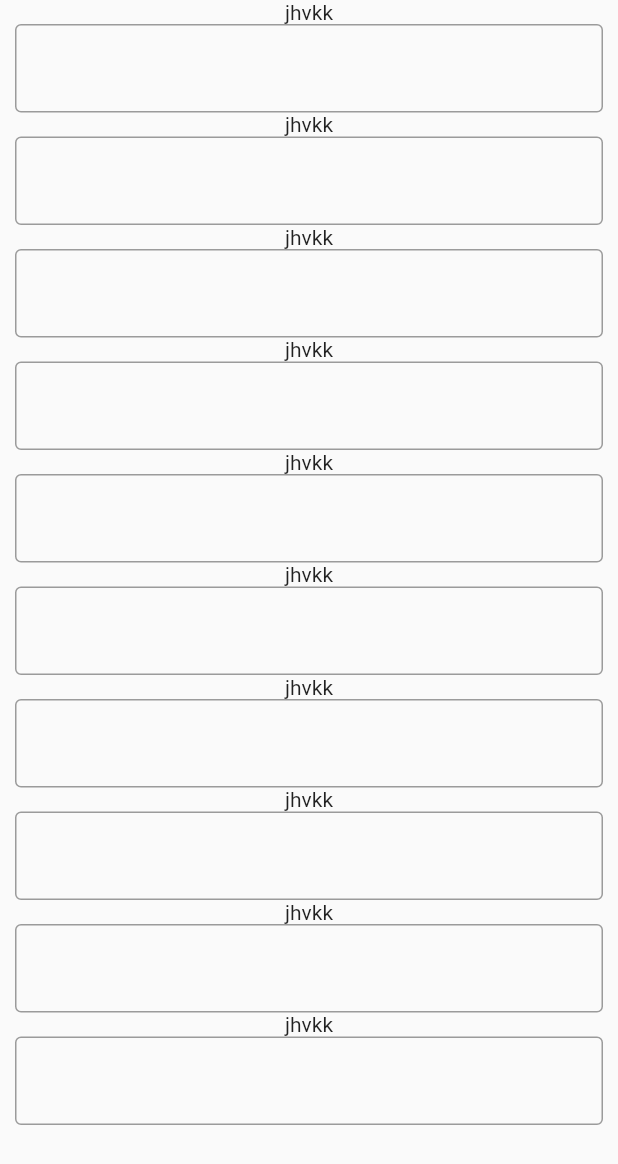
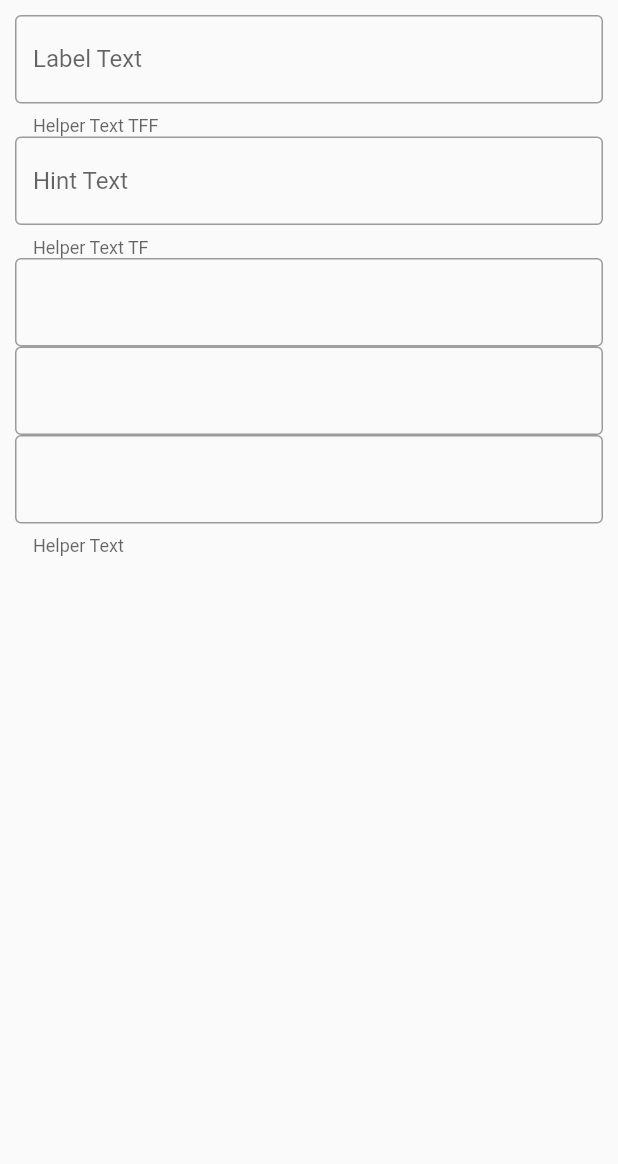
Before and after one commit to Marina751/DiagramaAcoplamento, a Flutter app: the FormTemplate widget shown alone on an empty page, opened directly, on a phone screen of 412 x 824 dp. Shown: the top 1164 px of the screen. Run offline on Flutter 3.47's test engine with Material 2 defaults, Android fonts, the phone set to English and light mode, and no system bars.

Commit message:
update templates

```diff
--- a/src/jb-sprint_0/form_scream_test/lib/form_template.dart
+++ /dev/null
@@ -1,62 +0,0 @@
-import 'package:flutter/material.dart';
-import 'package:flutter/widgets.dart';
-
-class FormTemplate extends StatefulWidget {
-  @override
-  _FormTemplateState createState() => _FormTemplateState();
-}
-
-class _FormTemplateState extends State<FormTemplate> {
-  @override
-  Widget build(BuildContext context) {
-    return SingleChildScrollView(
-      padding: EdgeInsets.only(left: 10.0, right: 10.0),
-      child: Form(
-        child: Column(
-          children: [
-            Text('jhvkk'),
-            TextFormField(
-              decoration: InputDecoration(border: OutlineInputBorder()),
-            ),
-            Text('jhvkk'),
-            TextFormField(
-              decoration: InputDecoration(border: OutlineInputBorder()),
-            ),
-            Text('jhvkk'),
-            TextFormField(
-              decoration: InputDecoration(border: OutlineInputBorder()),
-            ),
-            Text('jhvkk'),
-            TextFormField(
-              decoration: InputDecoration(border: OutlineInputBorder()),
-            ),
-            Text('jhvkk'),
-            TextFormField(
-              decoration: InputDecoration(border: OutlineInputBorder()),
-            ),
-            Text('jhvkk'),
-            TextFormField(
-              decoration: InputDecoration(border: OutlineInputBorder()),
-            ),
-            Text('jhvkk'),
-            TextFormField(
-              decoration: InputDecoration(border: OutlineInputBorder()),
-            ),
-            Text('jhvkk'),
-            TextFormField(
-              decoration: InputDecoration(border: OutlineInputBorder()),
-            ),
-            Text('jhvkk'),
-            TextFormField(
-              decoration: InputDecoration(border: OutlineInputBorder()),
-            ),
-            Text('jhvkk'),
-            TextFormField(
-              decoration: InputDecoration(border: OutlineInputBorder()),
-            ),
-          ],
-        ),
-      ),
-    );
-  }
-}
--- a/src/jb-sprint_0/form_scream_test/lib/main.dart
+++ b/src/jb-sprint_0/form_scream_test/lib/main.dart
@@ -1,6 +1,6 @@
 import 'package:flutter/material.dart';
-import 'package:form_scream_test/form_template.dart';
-import 'package:form_scream_test/scaffold_template.dart';
+import 'package:form_scream_test/templates/form_template.dart';
+import 'package:form_scream_test/templates/scaffold_template.dart';
 import 'package:form_scream_test/terms_alert.dart';
 
 void main() => runApp(
@@ -27,7 +27,7 @@ class Root extends StatelessWidget {
                   body: FormTemplate(),
                   title: 'Title',
                   buttonText: 'Button Text',
-                  //bottomAppBar: TermsAlert(),
+                  bottomAppBar: TermsAlert(),
                 ),
               ),
             );
--- /dev/null
+++ b/src/jb-sprint_0/form_scream_test/lib/templates/form_template.dart
@@ -0,0 +1,48 @@
+import 'package:flutter/material.dart';
+import 'package:flutter/widgets.dart';
+
+class FormTemplate extends StatefulWidget {
+  @override
+  _FormTemplateState createState() => _FormTemplateState();
+}
+
+class _FormTemplateState extends State<FormTemplate> {
+  @override
+  Widget build(BuildContext context) {
+    return SingleChildScrollView(
+      padding: EdgeInsets.only(top: 10.0, left: 10.0, right: 10.0),
+      child: Form(
+        child: Column(
+          children: [
+            TextFormField(
+              decoration: InputDecoration(
+                border: OutlineInputBorder(),
+                helperText: 'Helper Text TFF',
+                labelText: 'Label Text',
+              ),
+            ),
+            TextField(
+              decoration: InputDecoration(
+                border: OutlineInputBorder(),
+                hintText: 'Hint Text',
+                helperText: 'Helper Text TF',
+              ),
+            ),
+            TextFormField(
+              decoration: InputDecoration(border: OutlineInputBorder()),
+            ),
+            TextFormField(
+              decoration: InputDecoration(border: OutlineInputBorder()),
+            ),
+            TextFormField(
+              decoration: InputDecoration(
+                border: OutlineInputBorder(),
+                helperText: 'Helper Text',
+              ),
+            ),
+          ],
+        ),
+      ),
+    );
+  }
+}
```
Also changed, not shown: src/jb-sprint_0/form_scream_test/lib/scaffold_template.dart (deleted, +0 -56 lines), src/jb-sprint_0/form_scream_test/lib/templates/scaffold_template.dart (added, +54 -0 lines), src/jb-sprint_0/form_scream_test/lib/templates/button_template.dart (renamed from src/jb-sprint_0/form_scream_test/lib/button_template.dart).
